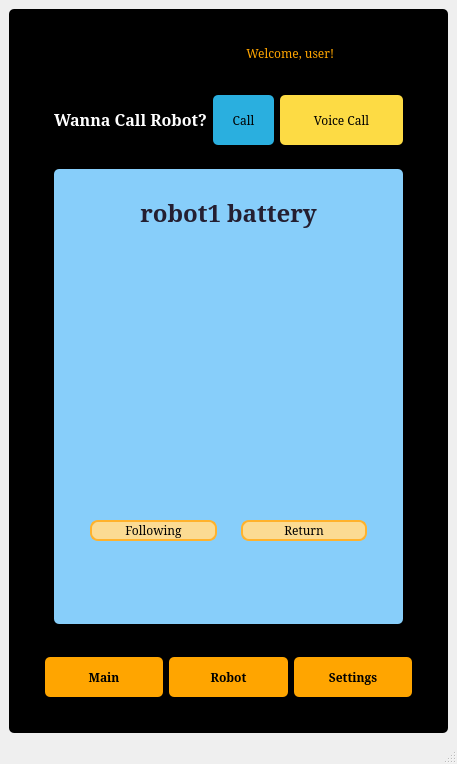
The window that tangerbot/src/gui/user_gui/ui/tangerine.ui (addinedu-ros-8th/ros-repo-4) describes before a commit, drawn with Qt 5.
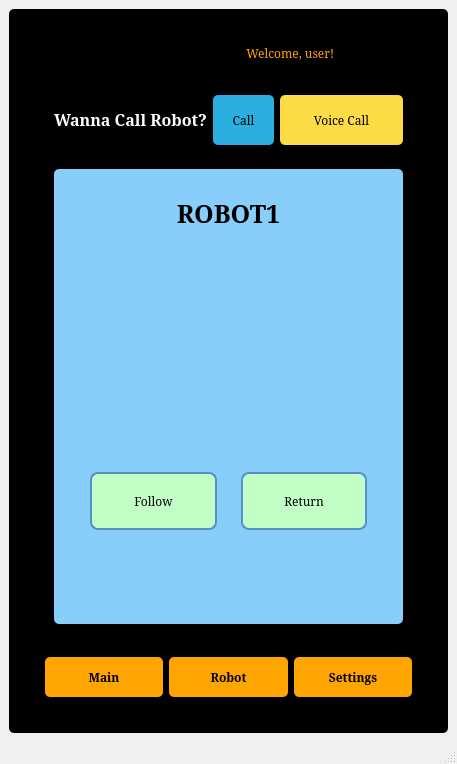
The same window after the commit. The open tabs and pages were chosen to show the change.

What changed in the file:
```diff
--- a/tangerbot/src/gui/user_gui/ui/tangerine.ui
+++ b/tangerbot/src/gui/user_gui/ui/tangerine.ui
@@ -1367,8 +1367,19 @@
                              <layout class="QGridLayout" name="gridLayout_23">
                               <item row="0" column="0">
                                <widget class="QLabel" name="label_24">
+                                <property name="font">
+                                 <font>
+                                  <family>Noto Sans</family>
+                                  <pointsize>19</pointsize>
+                                  <weight>75</weight>
+                                  <bold>true</bold>
+                                 </font>
+                                </property>
+                                <property name="styleSheet">
+                                 <string notr="true">color: black</string>
+                                </property>
                                 <property name="text">
-                                 <string>&lt;html&gt;&lt;head/&gt;&lt;body&gt;&lt;p&gt;&lt;span style=&quot; font-size:18pt; font-weight:600; color:#241f31;&quot;&gt;robot1 battery&lt;/span&gt;&lt;/p&gt;&lt;/body&gt;&lt;/html&gt;</string>
+                                 <string>ROBOT1</string>
                                 </property>
                                 <property name="alignment">
                                  <set>Qt::AlignCenter</set>
@@ -1438,9 +1449,9 @@
                              </property>
                              <property name="styleSheet">
                               <string notr="true">#control_frame QPushButton {
-	border: 2px solid #FFB22C;
+	border: 2px solid #578FCA;
     border-radius: 8px;
-    background-color: #FBDB93;
+    background-color: #C2FFC7;
     color: black;
 }
 
@@ -1469,29 +1480,22 @@
                                 <property name="frameShadow">
                                  <enum>QFrame::Raised</enum>
                                 </property>
-                                <layout class="QVBoxLayout" name="verticalLayout_11">
-                                 <item>
-                                  <spacer name="verticalSpacer_2">
-                                   <property name="orientation">
-                                    <enum>Qt::Vertical</enum>
+                                <layout class="QGridLayout" name="gridLayout_24">
+                                 <item row="0" column="0">
+                                  <widget class="QPushButton" name="btn_follow">
+                                   <property name="sizePolicy">
+                                    <sizepolicy hsizetype="Minimum" vsizetype="Expanding">
+                                     <horstretch>0</horstretch>
+                                     <verstretch>0</verstretch>
+                                    </sizepolicy>
                                    </property>
-                                   <property name="sizeHint" stdset="0">
-                                    <size>
-                                     <width>20</width>
-                                     <height>29</height>
-                                    </size>
-                                   </property>
-                                  </spacer>
-                                 </item>
-                                 <item>
-                                  <widget class="QPushButton" name="pushButton">
                                    <property name="text">
-                                    <string>Following</string>
+                                    <string>Follow</string>
                                    </property>
                                   </widget>
                                  </item>
-                                 <item>
-                                  <spacer name="verticalSpacer">
+                                 <item row="1" column="0">
+                                  <spacer name="verticalSpacer_3">
                                    <property name="orientation">
                                     <enum>Qt::Vertical</enum>
                                    </property>
@@ -1526,28 +1530,21 @@
                                 <property name="frameShadow">
                                  <enum>QFrame::Raised</enum>
                                 </property>
-                                <layout class="QVBoxLayout" name="verticalLayout_16">
-                                 <item>
-                                  <spacer name="verticalSpacer_3">
-                                   <property name="orientation">
-                                    <enum>Qt::Vertical</enum>
-                                   </property>
-                                   <property name="sizeHint" stdset="0">
-                                    <size>
-                                     <width>20</width>
-                                     <height>43</height>
-                                    </size>
-                                   </property>
-                                  </spacer>
-                                 </item>
-                                 <item>
+                                <layout class="QGridLayout" name="gridLayout_25">
+                                 <item row="0" column="0">
                                   <widget class="QPushButton" name="pushButton_2">
+                                   <property name="sizePolicy">
+                                    <sizepolicy hsizetype="Minimum" vsizetype="Expanding">
+                                     <horstretch>0</horstretch>
+                                     <verstretch>0</verstretch>
+                                    </sizepolicy>
+                                   </property>
                                    <property name="text">
                                     <string>Return</string>
                                    </property>
                                   </widget>
                                  </item>
-                                 <item>
+                                 <item row="1" column="0">
                                   <spacer name="verticalSpacer_4">
                                    <property name="orientation">
                                     <enum>Qt::Vertical</enum>
@@ -1555,7 +1552,7 @@
                                    <property name="sizeHint" stdset="0">
                                     <size>
                                      <width>20</width>
-                                     <height>31</height>
+                                     <height>30</height>
                                     </size>
                                    </property>
                                   </spacer>
```
Left out of the diff: 32 changed lines with no effect on the pictures.
